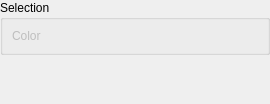
Before: the Qt Designer form src/SelectionLayerWidget.ui in ManiVaultStudio/ImageViewerPlugin, drawn with Qt 5.
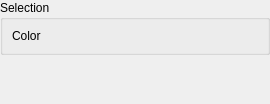
After: the same form once the commit is applied. Custom widgets are drawn as their Qt base class.

```diff
--- a/src/SelectionLayerWidget.ui
+++ b/src/SelectionLayerWidget.ui
@@ -53,7 +53,7 @@
       <item row="0" column="0">
        <widget class="QLabel" name="colorLabel">
         <property name="enabled">
-         <bool>false</bool>
+         <bool>true</bool>
         </property>
         <property name="text">
          <string>Color</string>
```
Left out of the diff: 8 changed lines with no effect on the pictures.
